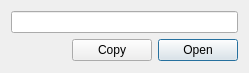
First picture: the form in uploaddialog.ui, repository iuliuh/SparkShot, before the edit.
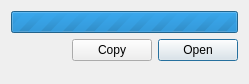
Second picture: the form after the edit.

Diff of the .ui file:
```diff
--- a/uploaddialog.ui
+++ b/uploaddialog.ui
@@ -7,7 +7,7 @@
     <x>0</x>
     <y>0</y>
     <width>249</width>
-    <height>73</height>
+    <height>84</height>
    </rect>
   </property>
   <property name="windowTitle">
@@ -34,9 +34,6 @@
      </property>
     </widget>
    </item>
-   <item row="0" column="0" colspan="3">
-    <widget class="QLineEdit" name="linkLineEdit"/>
-   </item>
    <item row="1" column="1">
     <widget class="QPushButton" name="copyButton">
      <property name="text">
@@ -57,6 +54,70 @@
      </property>
     </spacer>
    </item>
+   <item row="0" column="0" colspan="3">
+    <widget class="QStackedWidget" name="stackedWidget">
+     <property name="currentIndex">
+      <number>1</number>
+     </property>
+     <widget class="QWidget" name="linkPage">
+      <layout class="QGridLayout" name="gridLayout_2">
+       <property name="leftMargin">
+        <number>0</number>
+       </property>
+       <property name="topMargin">
+        <number>0</number>
+       </property>
+       <property name="rightMargin">
+        <number>0</number>
+       </property>
+       <property name="bottomMargin">
+        <number>0</number>
+       </property>
+       <item row="0" column="0">
+        <widget class="QLineEdit" name="linkLineEdit"/>
+       </item>
+      </layout>
+     </widget>
+     <widget class="QWidget" name="progressBarPage">
+      <layout class="QGridLayout" name="gridLayout_3">
+       <property name="leftMargin">
+        <number>0</number>
+       </property>
+       <property name="topMargin">
+        <number>0</number>
+       </property>
+       <property name="rightMargin">
+        <number>0</number>
+       </property>
+       <property name="bottomMargin">
+        <number>0</number>
+       </property>
+       <item row="0" column="0">
+        <widget class="QProgressBar" name="progressBar">
+         <property name="maximum">
+          <number>0</number>
+         </property>
+         <property name="value">
+          <number>-1</number>
+         </property>
+         <property name="textVisible">
+          <bool>false</bool>
+         </property>
+         <property name="orientation">
+          <enum>Qt::Horizontal</enum>
+         </property>
+         <property name="invertedAppearance">
+          <bool>false</bool>
+         </property>
+         <property name="textDirection">
+          <enum>QProgressBar::TopToBottom</enum>
+         </property>
+        </widget>
+       </item>
+      </layout>
+     </widget>
+    </widget>
+   </item>
   </layout>
  </widget>
  <resources/>
```
